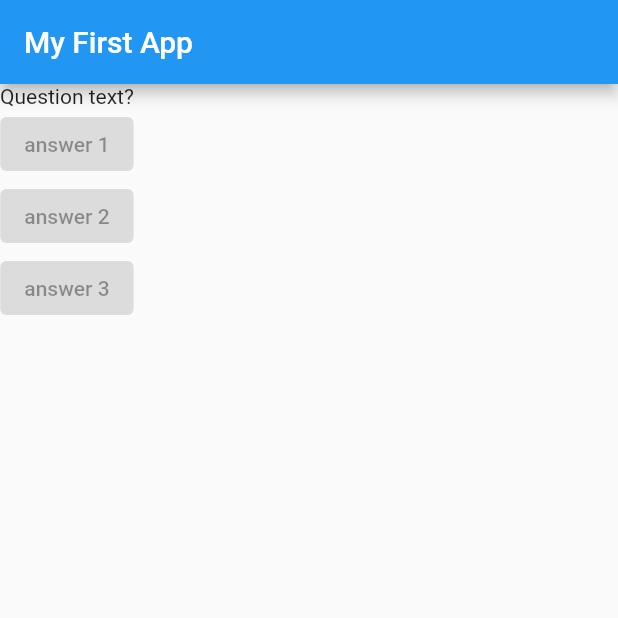
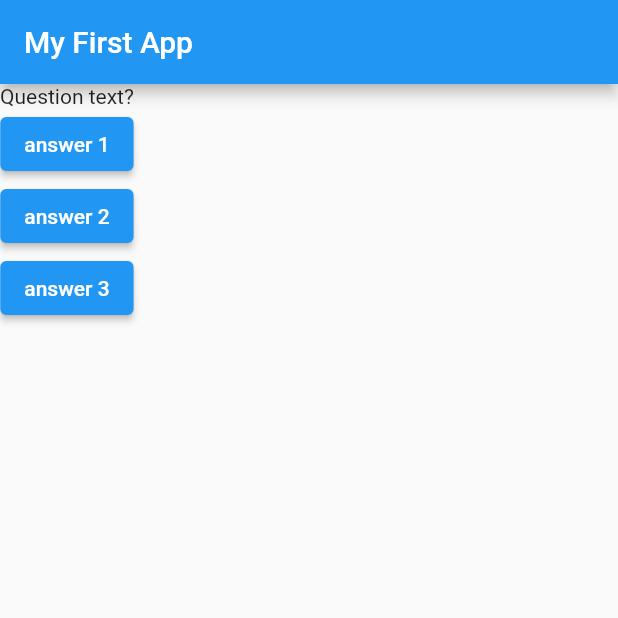
Before and after one commit to soumya-94/flutter_basic_guide, a Flutter app: the screen it shows after launch, on a phone screen of 412 x 824 dp, the top half of it. Run offline on Flutter 3.47's test engine with Material 2 defaults, Android fonts, the phone set to English and light mode, and no system bars.

Commit message:
named and anonymous functions

```diff
--- a/lib/main.dart
+++ b/lib/main.dart
@@ -5,6 +5,10 @@ void main() {
 }
 
 class MyApp extends StatelessWidget {
+  void answerQues() {
+    print('Answer chosen!');
+  }
+
   Widget build(BuildContext context) {
     return MaterialApp(
       home: Scaffold(
@@ -14,9 +18,9 @@ class MyApp extends StatelessWidget {
           body: Column(
             children: <Widget>[
               Text('Question text?'),
-              ElevatedButton(onPressed: null, child: Text('answer 1')),
-              ElevatedButton(onPressed: null, child: Text('answer 2')),
-              ElevatedButton(onPressed: null, child: Text('answer 3')),
+              ElevatedButton(onPressed: answerQues, child: Text('answer 1')),
+              ElevatedButton(onPressed: answerQues, child: Text('answer 2')),
+              ElevatedButton(onPressed: answerQues, child: Text('answer 3')),
             ],
           )),
     );
```
